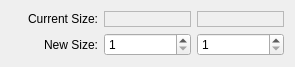
KDE/gwenview, file lib/resize/resizeimagewidget.ui: the form before one commit.
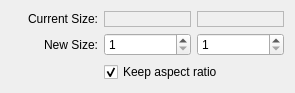
The form after the commit. Custom widgets are drawn as their Qt base class.

Commit message: Added "keep aspect ratio" checkbox

```diff
--- a/lib/resize/resizeimagewidget.ui
+++ b/lib/resize/resizeimagewidget.ui
@@ -7,7 +7,7 @@
     <x>0</x>
     <y>0</y>
     <width>295</width>
-    <height>58</height>
+    <height>83</height>
    </rect>
   </property>
   <property name="windowTitle">
@@ -96,8 +96,15 @@
      <property name="maximum">
       <number>100000</number>
      </property>
-     <property name="singleStep">
-      <number>10</number>
+    </widget>
+   </item>
+   <item row="2" column="1" colspan="2">
+    <widget class="QCheckBox" name="mKeepAspectCheckBox">
+     <property name="text">
+      <string>Keep aspect ratio</string>
+     </property>
+     <property name="checked">
+      <bool>true</bool>
      </property>
     </widget>
    </item>
```
Left out of the diff: 3 changed lines with no effect on the pictures. The commit also changes 2 other files.
